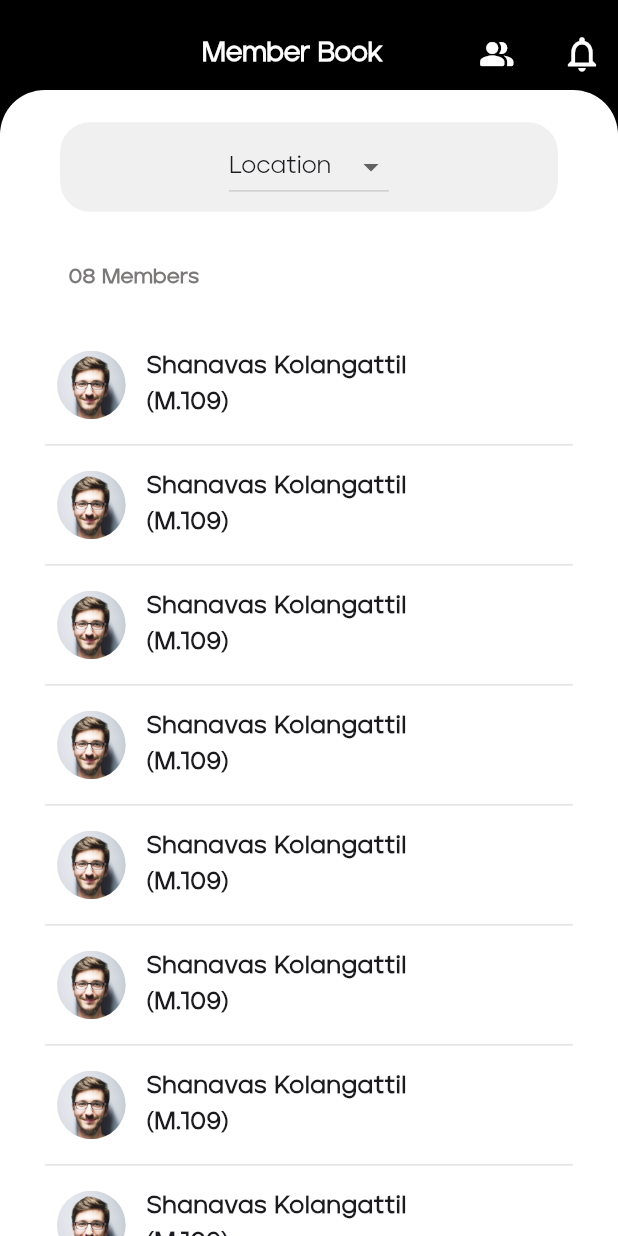
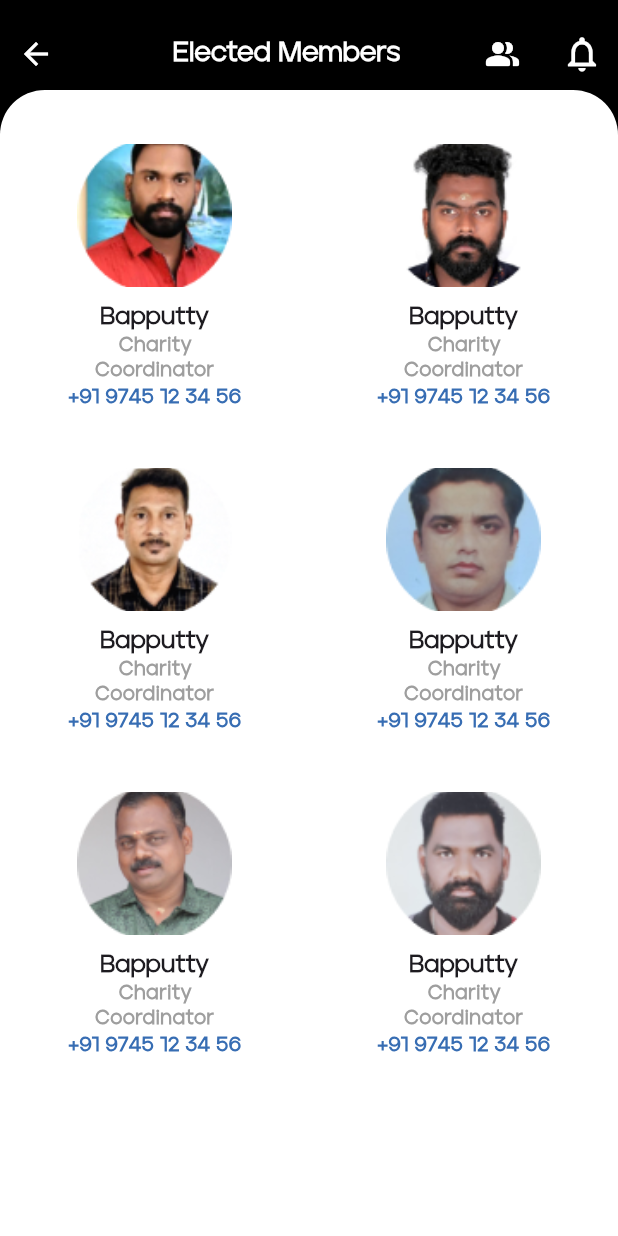
Before and after one commit to coder12e4/rtd_, a Flutter app: the BookPage screen opened directly, after a tap on the "people alt" icon, on a phone screen of 412 x 824 dp. Run offline on Flutter 3.47's test engine with Material 2 defaults, Android fonts, the phone set to English and light mode, and no system bars; our stand-ins replace flutter_screenutil, flutter_svg, get; missing offline and left inert: awesome_circular_chart.

Commit message:
Book Screen Elected member screen completed

```diff
--- a/lib/view/book_screen/book_page.dart
+++ b/lib/view/book_screen/book_page.dart
@@ -3,6 +3,7 @@ import 'package:flutter_screenutil/flutter_screenutil.dart';
 import 'package:rtd_project/core/color/colors.dart';
 import 'package:rtd_project/core/common_widget/dropdown_widget.dart';
 import 'package:rtd_project/view/book_screen/book_edit_screen/book_edit_screen.dart';
+import 'package:rtd_project/view/book_screen/elected_member_screen/elected_member_screen.dart';
 import 'package:rtd_project/view/book_screen/widgets/membrlisttile_widgetr.dart';
 
 class BookPage extends StatelessWidget {
@@ -105,7 +106,11 @@ class BookPage extends StatelessWidget {
                 width: 30.w,
               ),
               IconButton(
-                onPressed: () {},
+                onPressed: () {
+                  Navigator.of(context).push(MaterialPageRoute(
+                    builder: (context) => ElectedMemberScreen(),
+                  ));
+                },
                 icon: Icon(
                   Icons.people_alt_rounded,
                 ),
--- /dev/null
+++ b/lib/view/book_screen/elected_member_screen/elected_member_screen.dart
@@ -0,0 +1,117 @@
+import 'package:flutter/material.dart';
+import 'package:flutter_screenutil/flutter_screenutil.dart';
+import 'package:rtd_project/core/color/colors.dart';
+import 'package:rtd_project/view/book_screen/widgets/electedmembers_list_tile.dart';
+
+class ElectedMemberScreen extends StatelessWidget {
+  ElectedMemberScreen({super.key});
+  final List imageList = [
+    'assets/images/Group 5 (1).png',
+    'assets/images/Group 5 (2).png',
+    'assets/images/Group 5.png',
+    'assets/images/Group 6 (1).png',
+    'assets/images/Group 6 (2).png',
+    'assets/images/Group 6.png'
+  ];
+  @override
+  Widget build(BuildContext context) {
+    return SafeArea(
+      child: Scaffold(
+        backgroundColor: baseColor,
+        body: SingleChildScrollView(
+          child: Column(
+            children: [
+              appbar(context),
+              Container(
+                // height: 700.h,
+                width: 390.w,
+                decoration: const BoxDecoration(
+                    color: whiteColor,
+                    borderRadius: BorderRadius.only(
+                        topLeft: Radius.circular(30),
+                        topRight: Radius.circular(30))),
+                child: Column(
+                  children: [
+                    SizedBox(
+                      height: 700.h,
+                      child: GridView.builder(
+                        physics: const NeverScrollableScrollPhysics(),
+                        itemCount: imageList.length,
+                        padding: EdgeInsets.only(top: 30.h),
+                        gridDelegate:
+                            const SliverGridDelegateWithFixedCrossAxisCount(
+                          crossAxisCount: 2,
+                          mainAxisSpacing: 10,
+                        ),
+                        itemBuilder: (context, index) {
+                          return ElectedMemberListTileWidget(
+                            image: imageList[index],
+                          );
+                        },
+                      ),
+                    ),
+                  ],
+                ),
+              )
+            ],
+          ),
+        ),
+      ),
+    );
+  }
+
+  Container appbar(BuildContext context) {
+    return Container(
+      margin: EdgeInsets.only(top: 10.h),
+      child: Column(
+        crossAxisAlignment: CrossAxisAlignment.end,
+        children: [
+          Row(
+            mainAxisAlignment: MainAxisAlignment.spaceBetween,
+            children: [
+              IconButton(
+                  onPressed: () {
+                    Navigator.pop(context);
+                  },
+                  icon: const Icon(
+                    Icons.arrow_back,
+                    color: whiteColor,
+                  )),
+              SizedBox(
+                width: 50.w,
+              ),
+              Text(
+                'Elected Members',
+                style: Theme.of(context).textTheme.displaySmall!.copyWith(
+                    color: Colors.white,
+                    fontWeight: FontWeight.bold,
+                    fontSize: 18),
+              ),
+              SizedBox(
+                width: 30.w,
+              ),
+              IconButton(
+                onPressed: () {
+                  Navigator.of(context).push(MaterialPageRoute(
+                    builder: (context) => ElectedMemberScreen(),
+                  ));
+                },
+                icon: const Icon(
+                  Icons.people_alt_rounded,
+                ),
+                color: whiteColor,
+              ),
+              IconButton(
+                  onPressed: () {},
+                  icon: const Icon(
+                    Icons.notifications_none,
+                    color: whiteColor,
+                    size: 28,
+                  ))
+            ],
+          ),
+        ],
+      ),
+    );
+  }
+}
--- /dev/null
+++ b/lib/view/book_screen/widgets/electedmembers_list_tile.dart
@@ -0,0 +1,48 @@
+import 'package:flutter/material.dart';
+import 'package:flutter_screenutil/flutter_screenutil.dart';
+import 'package:rtd_project/core/color/colors.dart';
+
+class ElectedMemberListTileWidget extends StatelessWidget {
+  const ElectedMemberListTileWidget({
+    super.key,
+    required this.image,
+  });
+  final String image;
+  @override
+  Widget build(BuildContext context) {
+    return Container(
+      child: Column(
+        children: [
+          Container(
+            margin: EdgeInsets.only(bottom: 8.h),
+            height: 80.h,
+            width: 90.w,
+            decoration: BoxDecoration(
+              image: DecorationImage(
+                fit: BoxFit.cover,
+                image: AssetImage(image),
+              ),
+            ),
+          ),
+          Text(
+            'Bapputty',
+            style: Theme.of(context)
+                .textTheme
+                .headlineSmall!
+                .copyWith(fontWeight: FontWeight.bold, fontSize: 16),
+          ),
+          Text(
+            '    Charity \nCoordinator',
+            style: Theme.of(context).textTheme.bodySmall!.copyWith(
+                fontWeight: FontWeight.bold, fontSize: 13, color: Colors.grey),
+          ),
+          Text(
+            '+91 9745 12 34 56',
+            style: Theme.of(context).textTheme.headlineSmall!.copyWith(
+                fontWeight: FontWeight.bold, fontSize: 14, color: buttenBlue),
+          ),
+        ],
+      ),
+    );
+  }
+}
--- a/lib/view/register_screen/register_screen.dart
+++ b/lib/view/register_screen/register_screen.dart
@@ -380,6 +380,12 @@ class _RadioButtonWidgetState extends State<RadioButtonWidget> {
                 ),
                 // Adjust the text styling as needed
               ),
+              Text(
+                'Terms and Conditions.',
+                style:
+                    TextStyle(fontWeight: FontWeight.bold, color: buttenBlue),
+                // Adjust the text styling as needed
+              ),
             ],
           ),
         ],
```
Also changed, not shown: assets/images/Group 5 (1).png (added), assets/images/Group 5 (2).png (added), assets/images/Group 5.png (added), assets/images/Group 6 (1).png (added), assets/images/Group 6 (2).png (added), assets/images/Group 6.png (added).
